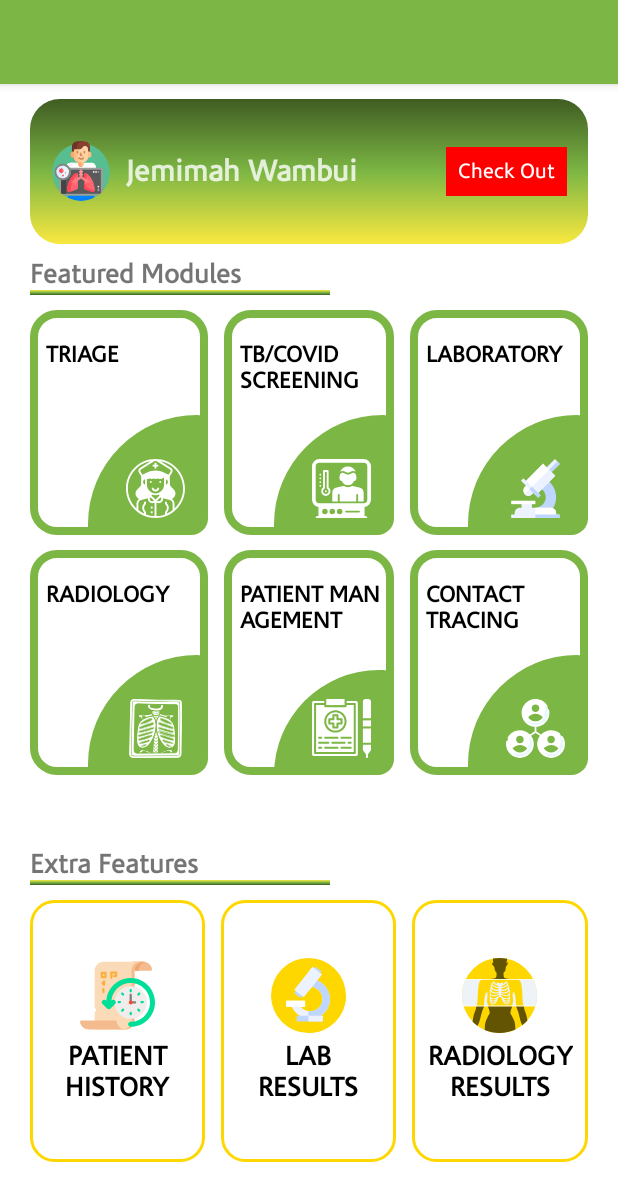
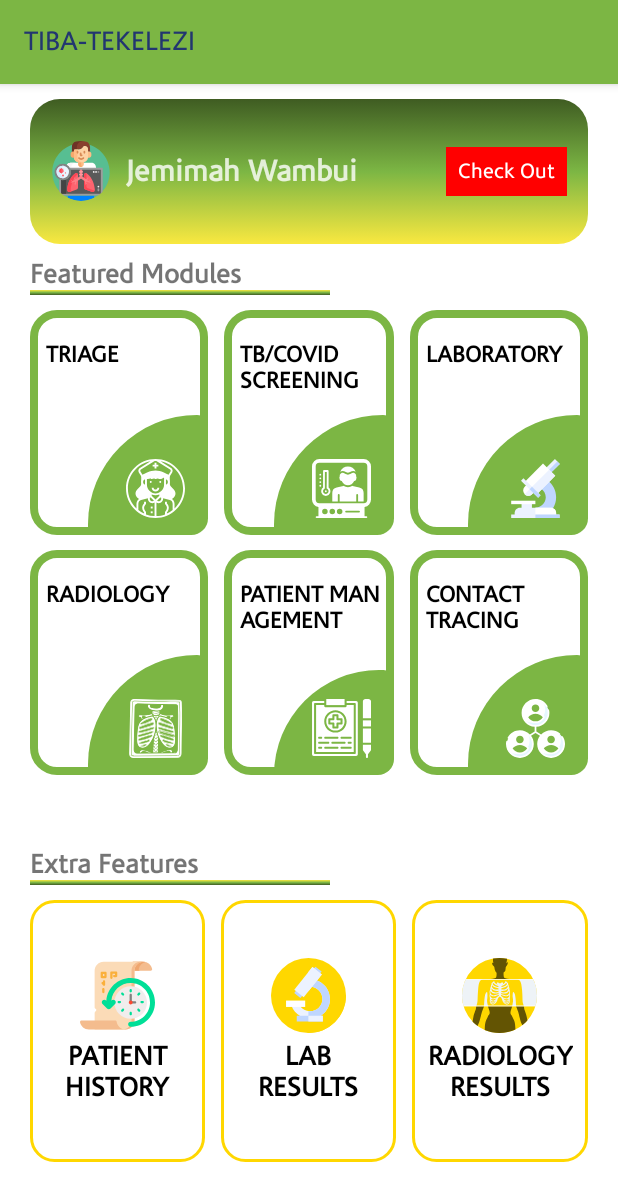
Before and after one commit to Ashisoma/covid-app, an Android app: the PatientHomePageActivity screen opened directly, with no data from a screen before it, on a phone screen of 412 x 824 dp. Shown: the top 1201 px of the screen. Run offline under Robolectric (Android 15) with nearby library versions, the phone set to English and light mode, and no system bars; our stand-ins replace CircleImageView, Room's generated code; libraries missing offline, so code that uses them is left out: cn.pedant; network calls fail; 2 statements that could not run were skipped.

Commit message:
minor edits

```diff
--- a/app/src/main/java/org/chskenya/covidapp/activity/PatientHomePageActivity.java
+++ b/app/src/main/java/org/chskenya/covidapp/activity/PatientHomePageActivity.java
@@ -7,6 +7,7 @@ import android.util.Log;
 import android.widget.LinearLayout;
 import android.widget.RelativeLayout;
 import android.widget.TextView;
+import androidx.appcompat.widget.Toolbar;
 
 import androidx.appcompat.app.AppCompatActivity;
 
@@ -14,6 +15,7 @@ import org.chskenya.covidapp.R;
 import org.chskenya.covidapp.model.Patient;
 import org.chskenya.covidapp.model.User;
 import org.chskenya.covidapp.offlineRoom.PatientDB;
+import org.chskenya.covidapp.util.SessionManager;
 
 import java.util.List;
 
@@ -33,6 +35,7 @@ public class PatientHomePageActivity extends AppCompatActivity {
 
     private PatientDB patientDB;
     private User user;
+    private Toolbar toolbar;
 
     SharedPreferences pref;
     SharedPreferences.Editor editor;
@@ -94,6 +97,12 @@ public class PatientHomePageActivity extends AppCompatActivity {
         radiologyResultsBtn.setOnClickListener(v -> startActivity(new Intent(PatientHomePageActivity.this, RadiologyResultsActivity.class)));
         labResultBtn.setOnClickListener(v -> startActivity(new Intent(PatientHomePageActivity.this, RadiologyResultsActivity.class)));
 
+        user = SessionManager.INSTANCE.getUser();
+        if (user != null) {
+            toolbar.setTitle("Hello, " + user.getNames());
+        }
+        setSupportActionBar(toolbar);
+
     }
 
     private void initViews() {
@@ -111,6 +120,7 @@ public class PatientHomePageActivity extends AppCompatActivity {
         radiologyResultsBtn = findViewById(R.id.radiologyResultsBtn);
         patientDB = PatientDB.getInstance(PatientHomePageActivity.this);
         labResultBtn = findViewById(R.id.labResultBtn);
+        toolbar = findViewById(R.id.toolbar);
     }
 
 }
```
